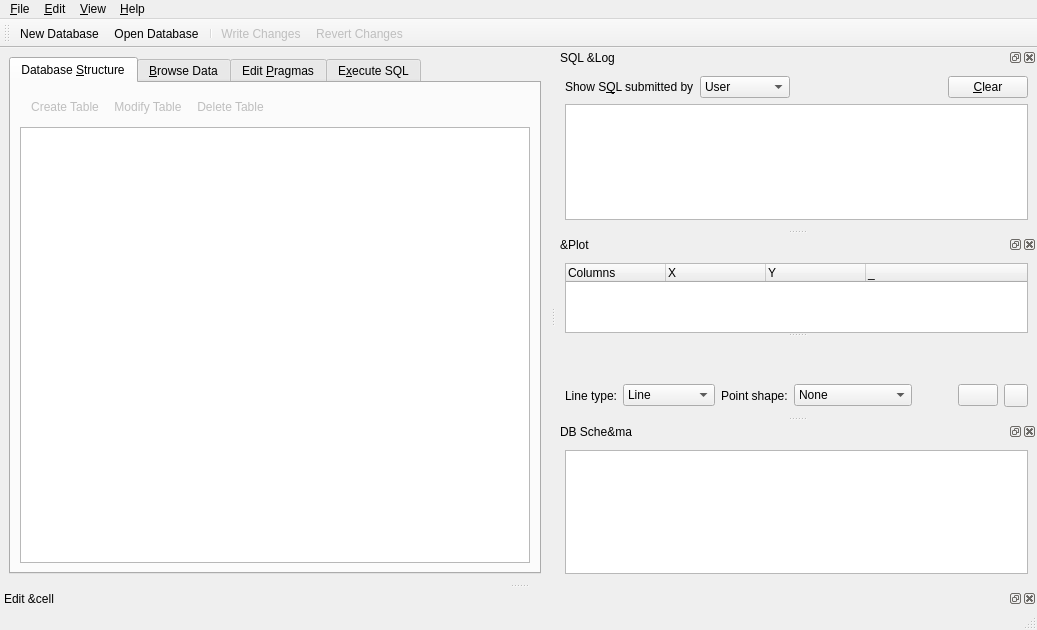
Before: the Qt Designer form src/MainWindow.ui in sqlitebrowser/sqlitebrowser, drawn with Qt 5.
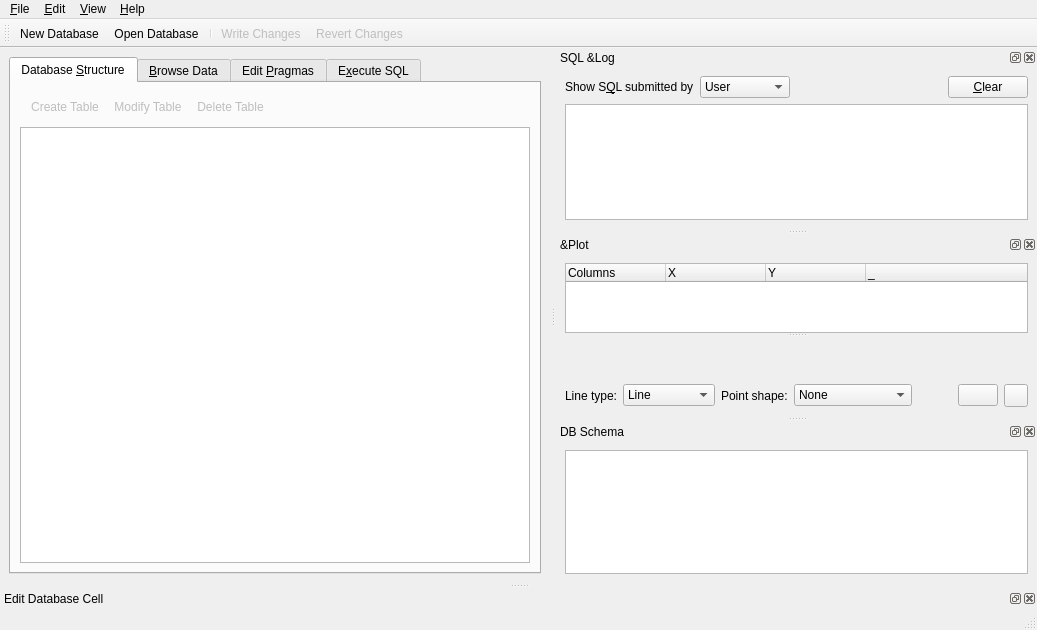
After: the same form once the commit is applied. Icons and pictures are not drawn. Custom widgets are drawn as their Qt base class.

Commit message: Rationalise the Edit Cell dock and Windows code into one

```diff
--- a/src/MainWindow.ui
+++ b/src/MainWindow.ui
@@ -1274,7 +1274,7 @@
   </widget>
   <widget class="QDockWidget" name="dockSchema">
    <property name="windowTitle">
-    <string>DB Sche&amp;ma</string>
+    <string>DB Schema</string>
    </property>
    <attribute name="dockWidgetArea">
     <number>2</number>
@@ -1299,7 +1299,7 @@
   </widget>
   <widget class="QDockWidget" name="dockEditWindow">
    <property name="windowTitle">
-    <string>Edit &amp;cell</string>
+    <string>Edit Database Cell</string>
    </property>
    <attribute name="dockWidgetArea">
     <number>8</number>
```
Left out of the diff: 2 changed lines with no effect on the pictures. The commit also changes 4 other files.
